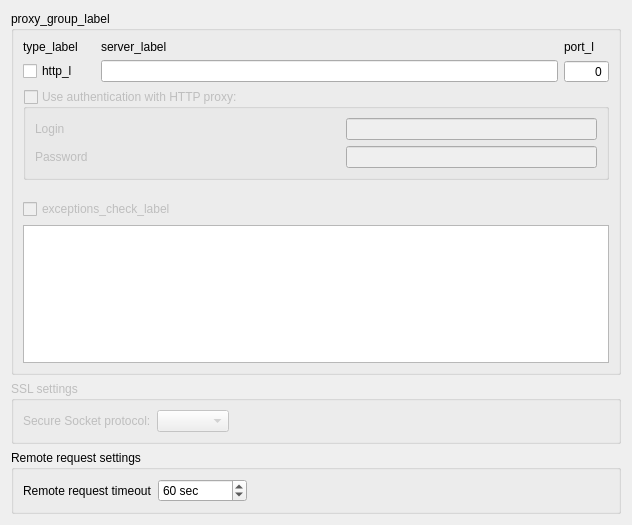
violethaze74/ugene, file src/ugeneui/src/app_settings/network_settings/ui/NetworkSettingsWidget.ui: the form before one commit.
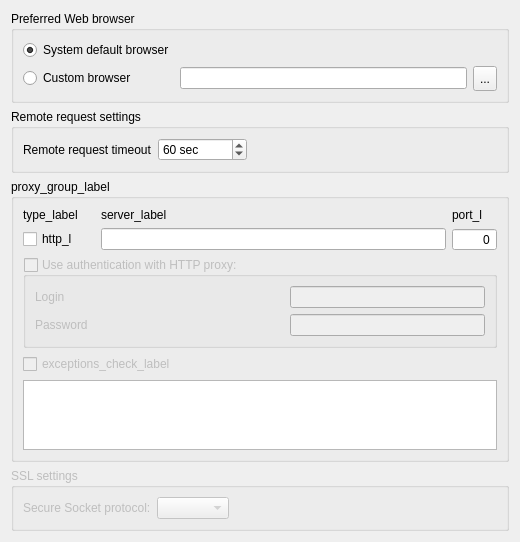
The form after the commit.

Commit message: small refactoring Application Settings (UGENE-2738)

What changed in the file:
```diff
--- a/src/ugeneui/src/app_settings/network_settings/ui/NetworkSettingsWidget.ui
+++ b/src/ugeneui/src/app_settings/network_settings/ui/NetworkSettingsWidget.ui
@@ -6,10 +6,16 @@
    <rect>
     <x>0</x>
     <y>0</y>
-    <width>632</width>
-    <height>525</height>
+    <width>516</width>
+    <height>517</height>
    </rect>
   </property>
+  <property name="sizePolicy">
+   <sizepolicy hsizetype="Preferred" vsizetype="Minimum">
+    <horstretch>0</horstretch>
+    <verstretch>0</verstretch>
+   </sizepolicy>
+  </property>
   <property name="minimumSize">
    <size>
     <width>516</width>
@@ -20,19 +26,171 @@
    <string>network_settings_title</string>
   </property>
   <layout class="QVBoxLayout" name="verticalLayout_2">
+   <property name="sizeConstraint">
+    <enum>QLayout::SetMinAndMaxSize</enum>
+   </property>
+   <item>
+    <widget class="QGroupBox" name="groupBox_2">
+     <property name="sizePolicy">
+      <sizepolicy hsizetype="Preferred" vsizetype="Preferred">
+       <horstretch>0</horstretch>
+       <verstretch>0</verstretch>
+      </sizepolicy>
+     </property>
+     <property name="minimumSize">
+      <size>
+       <width>300</width>
+       <height>0</height>
+      </size>
+     </property>
+     <property name="title">
+      <string>Preferred Web browser</string>
+     </property>
+     <layout class="QVBoxLayout" name="verticalLayout_3">
+      <property name="sizeConstraint">
+       <enum>QLayout::SetMinAndMaxSize</enum>
+      </property>
+      <item>
+       <layout class="QGridLayout" name="gridLayout_5">
+        <property name="sizeConstraint">
+         <enum>QLayout::SetNoConstraint</enum>
+        </property>
+        <item row="0" column="0">
+         <widget class="QRadioButton" name="defaultWebBrowser">
+          <property name="sizePolicy">
+           <sizepolicy hsizetype="Fixed" vsizetype="Fixed">
+            <horstretch>0</horstretch>
+            <verstretch>0</verstretch>
+           </sizepolicy>
+          </property>
+          <property name="text">
+           <string>System default browser</string>
+          </property>
+          <property name="checked">
+           <bool>true</bool>
+          </property>
+         </widget>
+        </item>
+        <item row="1" column="0">
+         <widget class="QRadioButton" name="customWebBrowser">
+          <property name="text">
+           <string>Custom browser</string>
+          </property>
+         </widget>
+        </item>
+        <item row="1" column="1">
+         <widget class="QLineEdit" name="webBrowserEdit">
+          <property name="enabled">
+           <bool>true</bool>
+          </property>
+         </widget>
+        </item>
+        <item row="1" column="2">
+         <widget class="QToolButton" name="webBrowserButton">
+          <property name="enabled">
+           <bool>true</bool>
+          </property>
+          <property name="minimumSize">
+           <size>
+            <width>24</width>
+            <height>25</height>
+           </size>
+          </property>
+          <property name="text">
+           <string>...</string>
+          </property>
+         </widget>
+        </item>
+       </layout>
+      </item>
+     </layout>
+    </widget>
+   </item>
+   <item>
+    <widget class="QGroupBox" name="remoteRequestGroup">
+     <property name="enabled">
+      <bool>true</bool>
+     </property>
+     <property name="minimumSize">
+      <size>
+       <width>0</width>
+       <height>0</height>
+      </size>
+     </property>
+     <property name="title">
+      <string>Remote request settings</string>
+     </property>
+     <layout class="QHBoxLayout" name="horizontalLayout">
+      <property name="sizeConstraint">
+       <enum>QLayout::SetMinAndMaxSize</enum>
+      </property>
+      <item>
+       <widget class="QLabel" name="rrLabel">
+        <property name="text">
+         <string>Remote request timeout</string>
+        </property>
+       </widget>
+      </item>
+      <item>
+       <widget class="QSpinBox" name="remoteRequestBox">
+        <property name="minimumSize">
+         <size>
+          <width>70</width>
+          <height>0</height>
+         </size>
+        </property>
+        <property name="suffix">
+         <string> sec</string>
+        </property>
+        <property name="minimum">
+         <number>15</number>
+        </property>
+        <property name="maximum">
+         <number>999999999</number>
+        </property>
+        <property name="value">
+         <number>60</number>
+        </property>
+       </widget>
+      </item>
+      <item>
+       <spacer name="horizontalSpacer_4">
+        <property name="orientation">
+         <enum>Qt::Horizontal</enum>
+        </property>
+        <property name="sizeHint" stdset="0">
+         <size>
+          <width>40</width>
+          <height>20</height>
+         </size>
+        </property>
+       </spacer>
+      </item>
+     </layout>
+    </widget>
+   </item>
    <item>
     <widget class="QGroupBox" name="proxyGroup">
+     <property name="sizePolicy">
+      <sizepolicy hsizetype="Preferred" vsizetype="Preferred">
+       <horstretch>0</horstretch>
+       <verstretch>0</verstretch>
+      </sizepolicy>
+     </property>
      <property name="minimumSize">
       <size>
        <width>498</width>
-       <height>85</height>
+       <height>0</height>
       </size>
      </property>
      <property name="title">
       <string>proxy_group_label</string>
      </property>
      <layout class="QGridLayout" name="gridLayout_3">
-      <item row="0" column="0">
+      <property name="sizeConstraint">
+       <enum>QLayout::SetMinAndMaxSize</enum>
+      </property>
+      <item row="1" column="0">
        <layout class="QGridLayout" name="gridLayout_2">
         <item row="0" column="0">
          <widget class="QLabel" name="proxyTypeLabel">
@@ -96,7 +254,10 @@
         </item>
        </layout>
       </item>
-      <item row="1" column="0">
+      <item row="4" column="0">
+       <widget class="QTextEdit" name="proxyExceptionsEdit"/>
+      </item>
+      <item row="2" column="0">
        <widget class="QGroupBox" name="httpAuthBox">
         <property name="enabled">
          <bool>false</bool>
@@ -164,22 +325,6 @@
         </layout>
        </widget>
       </item>
-      <item row="2" column="0">
-       <spacer name="verticalSpacer">
-        <property name="orientation">
-         <enum>Qt::Vertical</enum>
-        </property>
-        <property name="sizeType">
-         <enum>QSizePolicy::Minimum</enum>
-        </property>
-        <property name="sizeHint" stdset="0">
-         <size>
-          <width>20</width>
-          <height>13</height>
-         </size>
-        </property>
-       </spacer>
-      </item>
       <item row="3" column="0">
        <widget class="QCheckBox" name="proxyExceptionsCheck">
         <property name="enabled">
@@ -201,10 +346,19 @@
      <property name="enabled">
       <bool>false</bool>
      </property>
+     <property name="minimumSize">
+      <size>
+       <width>0</width>
+       <height>0</height>
+      </size>
+     </property>
      <property name="title">
       <string>SSL settings</string>
      </property>
      <layout class="QVBoxLayout" name="verticalLayout">
+      <property name="sizeConstraint">
+       <enum>QLayout::SetMinAndMaxSize</enum>
+      </property>
       <item>
        <layout class="QGridLayout" name="gridLayout_4">
         <item row="0" column="0">
@@ -235,60 +389,6 @@
      </layout>
     </widget>
    </item>
-   <item>
-    <widget class="QGroupBox" name="remoteRequestGroup">
-     <property name="enabled">
-      <bool>true</bool>
-     </property>
-     <property name="title">
-      <string>Remote request settings</string>
-     </property>
-     <layout class="QHBoxLayout" name="horizontalLayout">
-      <item>
-       <widget class="QLabel" name="rrLabel">
-        <property name="text">
-         <string>Remote request timeout</string>
-        </property>
-       </widget>
-      </item>
-      <item>
-       <widget class="QSpinBox" name="remoteRequestBox">
-        <property name="minimumSize">
-         <size>
-          <width>70</width>
-          <height>0</height>
-         </size>
-        </property>
-        <property name="suffix">
-         <string> sec</string>
-        </property>
-        <property name="minimum">
-         <number>15</number>
-        </property>
-        <property name="maximum">
-         <number>999999999</number>
-        </property>
-        <property name="value">
-         <number>60</number>
-        </property>
-       </widget>
-      </item>
-      <item>
-       <spacer name="horizontalSpacer_4">
-        <property name="orientation">
-         <enum>Qt::Horizontal</enum>
-        </property>
-        <property name="sizeHint" stdset="0">
-         <size>
-          <width>40</width>
-          <height>20</height>
-         </size>
-        </property>
-       </spacer>
-      </item>
-     </layout>
-    </widget>
-   </item>
   </layout>
  </widget>
  <resources/>
```
Left out of the diff: 51 changed lines with no effect on the pictures. The commit also changes 12 other files.
